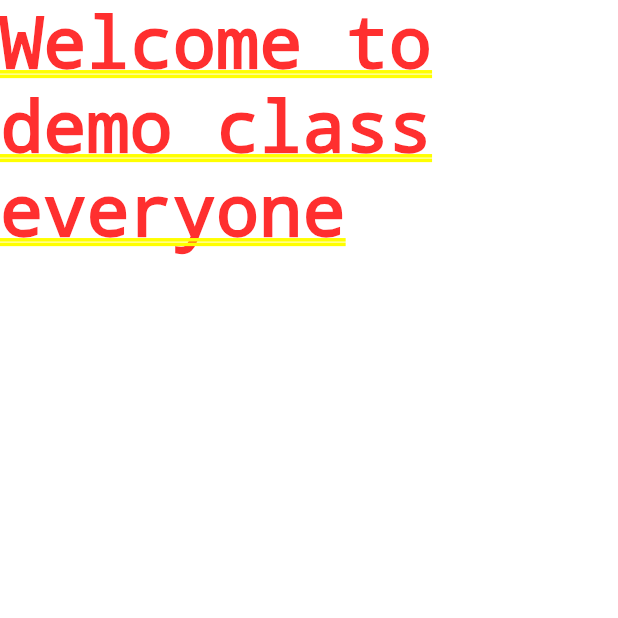
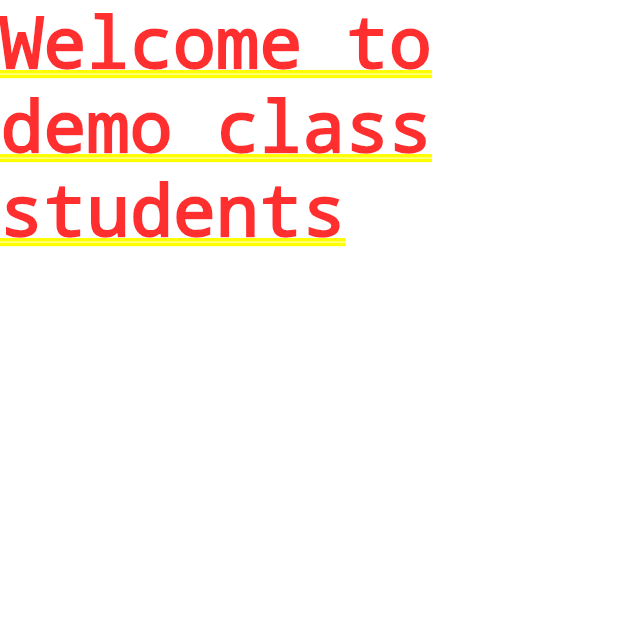
Before and after one commit to dpesh875-alt/demosecb, a Flutter app: the screen it shows after launch, on a phone screen of 412 x 824 dp, the top half of it. Run offline on Flutter 3.47's test engine with Material 3 defaults, Android fonts, the phone set to English and light mode, and no system bars.

Commit message:
learning flutter

```diff
--- a/lib/demo.dart
+++ b/lib/demo.dart
@@ -12,7 +12,7 @@ class democlassstate extends State<democlass>{
   @override
 Widget build(BuildContext context){
     return Container(
-      child: Text("Welcome to demo class everyone"),
+      child: Text("Welcome to demo class students"),
     );
   }
 
```
